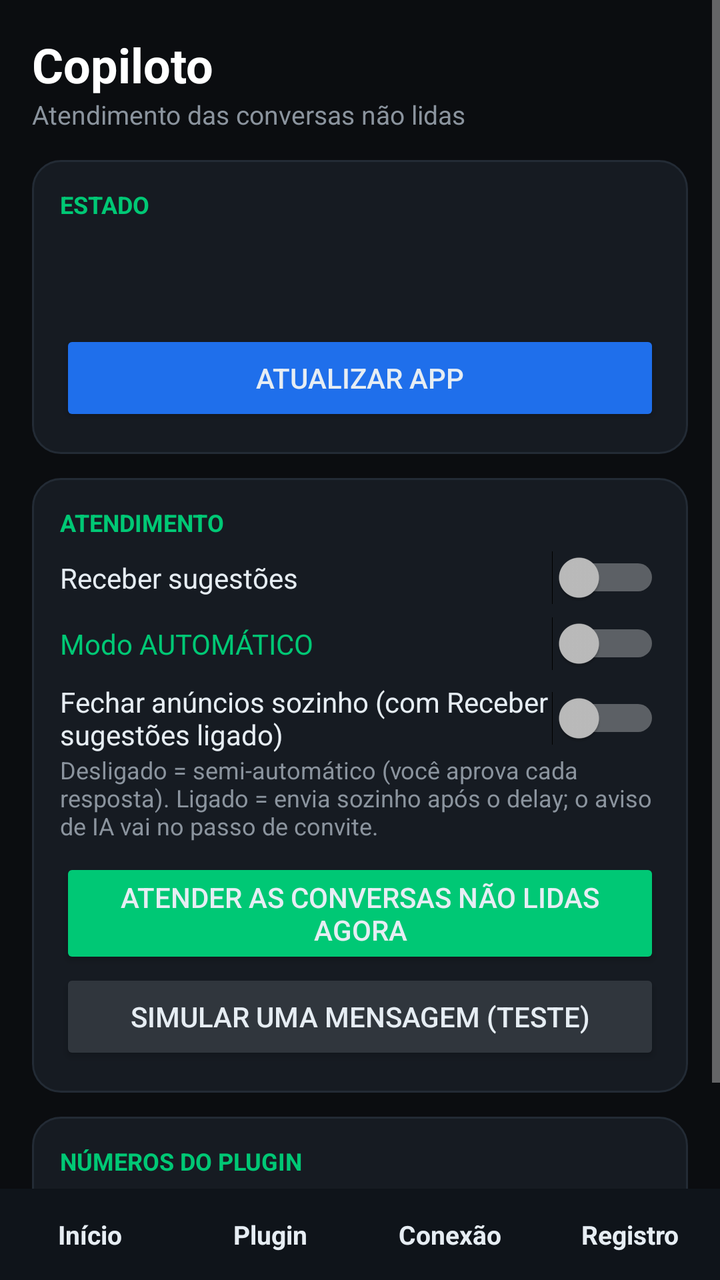
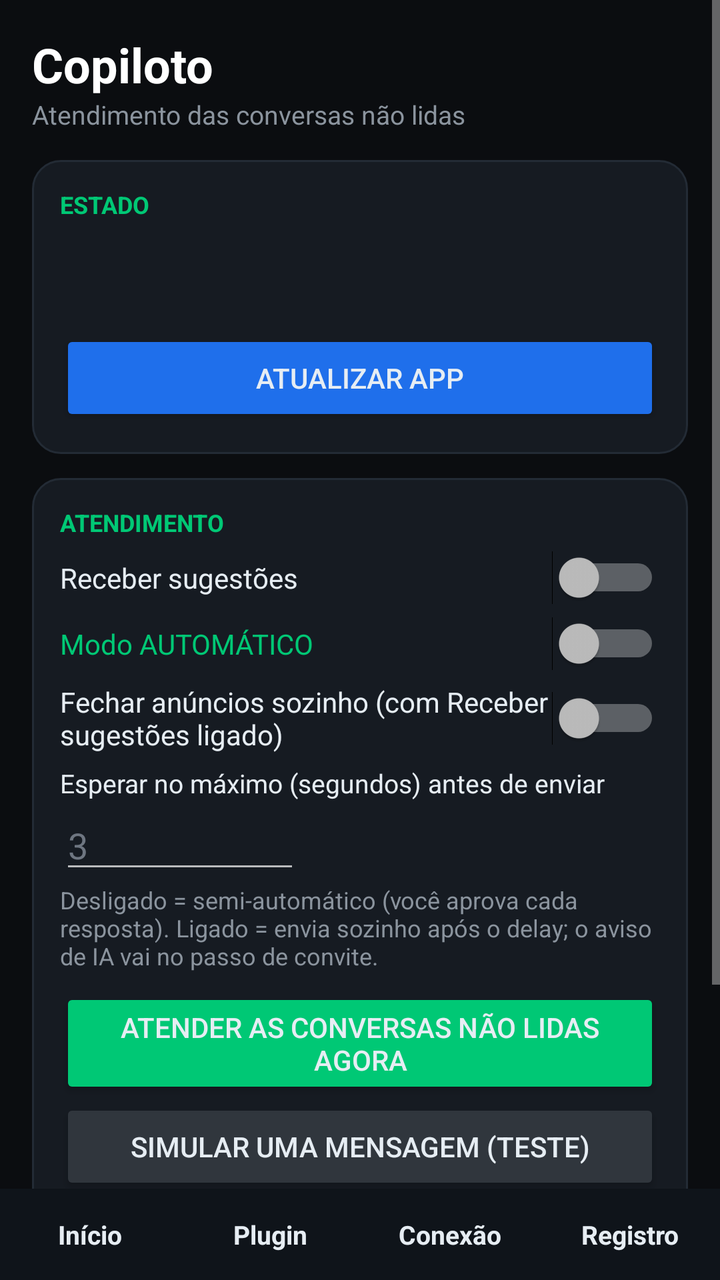

The first picture is an Android layout as it rendered before a commit; the second is the same layout after the commit. The layout source and the unified diff follow.
<!-- AndroidManifest.xml: application theme Theme.Copiloto -->
<!-- res/layout/activity_main.xml -->
<?xml version="1.0" encoding="utf-8"?>
<LinearLayout xmlns:android="http://schemas.android.com/apk/res/android"
    android:layout_width="match_parent" android:layout_height="match_parent"
    android:background="#0B0D10" android:orientation="vertical">

    <FrameLayout android:layout_width="match_parent" android:layout_height="0dp" android:layout_weight="1">

        
        <ScrollView android:id="@+id/pageHome" android:layout_width="match_parent" android:layout_height="match_parent">
            <LinearLayout android:layout_width="match_parent" android:layout_height="wrap_content"
                android:orientation="vertical" android:padding="16dp">

                <TextView android:layout_width="wrap_content" android:layout_height="wrap_content"
                    android:text="Copiloto" android:textColor="#FFFFFF" android:textSize="24sp" android:textStyle="bold" />
                <TextView android:layout_width="wrap_content" android:layout_height="wrap_content"
                    android:layout_marginBottom="14dp" android:text="Atendimento das conversas não lidas"
                    android:textColor="#8B949E" android:textSize="13sp" />

                <LinearLayout android:layout_width="match_parent" android:layout_height="wrap_content"
                    android:layout_marginBottom="12dp" android:background="@drawable/card"
                    android:orientation="vertical" android:padding="14dp">
                    <TextView android:layout_width="wrap_content" android:layout_height="wrap_content"
                        android:text="ESTADO" android:textColor="#00C875" android:textSize="12sp" android:textStyle="bold" />
                    <TextView android:id="@+id/tvVer" android:layout_width="match_parent"
                        android:layout_height="wrap_content" android:layout_marginTop="4dp"
                        android:textColor="#58A6FF" android:textSize="14sp" android:textStyle="bold" />
                    <TextView android:id="@+id/tvHealth" android:layout_width="match_parent"
                        android:layout_height="wrap_content" android:layout_marginTop="6dp"
                        android:textColor="#E6EDF3" android:textSize="13sp" />
                    <Button android:id="@+id/btUpdate" android:layout_width="match_parent"
                        android:layout_height="wrap_content" android:layout_marginTop="8dp"
                        android:backgroundTint="#1F6FEB" android:text="ATUALIZAR APP" />
                </LinearLayout>

                <LinearLayout android:layout_width="match_parent" android:layout_height="wrap_content"
                    android:layout_marginBottom="12dp" android:background="@drawable/card"
                    android:orientation="vertical" android:padding="14dp">
                    <TextView android:layout_width="wrap_content" android:layout_height="wrap_content"
                        android:text="ATENDIMENTO" android:textColor="#00C875" android:textSize="12sp" android:textStyle="bold" />
                    <Switch android:id="@+id/swAtivo" android:layout_width="match_parent"
                        android:layout_height="wrap_content" android:layout_marginTop="6dp"
                        android:text="Receber sugestões" android:textColor="#E6EDF3" />
                    <Switch android:id="@+id/swAuto" android:layout_width="match_parent"
                        android:layout_height="wrap_content" android:layout_marginTop="6dp"
                        android:text="Modo AUTOMÁTICO" android:textColor="#00C875" />
                    <Switch android:id="@+id/swAds" android:layout_width="match_parent"
                        android:layout_height="wrap_content" android:layout_marginTop="6dp"
                        android:text="Fechar anúncios sozinho (com Receber sugestões ligado)" android:textColor="#E6EDF3" />
                    <TextView android:id="@+id/tvAutoInfo" android:layout_width="match_parent"
                        android:layout_height="wrap_content" android:layout_marginBottom="8dp"
                        android:textColor="#8B949E" android:textSize="12sp"
                        android:text="Desligado = semi-automático (você aprova cada resposta). Ligado = envia sozinho após o delay; o aviso de IA vai no passo de convite." />
                    <Button android:id="@+id/btScan" android:layout_width="match_parent"
                        android:layout_height="wrap_content" android:backgroundTint="#00C875"
                        android:text="ATENDER AS CONVERSAS NÃO LIDAS AGORA" />
                    <Button android:id="@+id/btSim" android:layout_width="match_parent"
                        android:layout_height="wrap_content" android:backgroundTint="#30363D"
                        android:text="SIMULAR UMA MENSAGEM (teste)" />
                </LinearLayout>

                <LinearLayout android:layout_width="match_parent" android:layout_height="wrap_content"
                    android:layout_marginBottom="12dp" android:background="@drawable/card"
                    android:orientation="vertical" android:padding="14dp">
                    <TextView android:layout_width="wrap_content" android:layout_height="wrap_content"
                        android:text="NÚMEROS DO PLUGIN" android:textColor="#00C875" android:textSize="12sp" android:textStyle="bold" />
                    <TextView android:id="@+id/tvStats" android:layout_width="match_parent"
                        android:layout_height="wrap_content" android:layout_marginTop="4dp"
                        android:textColor="#E6EDF3" android:textSize="13sp"
                        android:text="Abra a aba Plugin para carregar." />
                </LinearLayout>
            </LinearLayout>
        </ScrollView>

        
        <ScrollView android:id="@+id/pagePlugin" android:layout_width="match_parent"
            android:layout_height="match_parent" android:visibility="gone">
            <LinearLayout android:layout_width="match_parent" android:layout_height="wrap_content"
                android:orientation="vertical" android:padding="16dp">

                <TextView android:layout_width="wrap_content" android:layout_height="wrap_content"
                    android:text="Configurar o plugin" android:textColor="#FFFFFF" android:textSize="22sp" android:textStyle="bold" />
                <TextView android:id="@+id/tvCfgStatus" android:layout_width="match_parent"
                    android:layout_height="wrap_content" android:layout_marginBottom="10dp"
                    android:textColor="#8B949E" android:textSize="13sp"
                    android:text="Tudo o que existe no painel do WordPress está aqui." />

                <Button android:id="@+id/btLoadCfg" android:layout_width="match_parent"
                    android:layout_height="wrap_content" android:backgroundTint="#30363D"
                    android:text="CARREGAR DO PLUGIN" />
                <Button android:id="@+id/btSaveCfg" android:layout_width="match_parent"
                    android:layout_height="wrap_content" android:layout_marginBottom="12dp"
                    android:backgroundTint="#00C875" android:text="SALVAR NO PLUGIN" />

                <LinearLayout android:id="@+id/llCfg" android:layout_width="match_parent"
                    android:layout_height="wrap_content" android:orientation="vertical" />

                <LinearLayout android:layout_width="match_parent" android:layout_height="wrap_content"
                    android:layout_marginTop="4dp" android:layout_marginBottom="12dp"
                    android:background="@drawable/card" android:orientation="vertical" android:padding="14dp">
                    <TextView android:layout_width="wrap_content" android:layout_height="wrap_content"
                        android:text="AÇÕES" android:textColor="#00C875" android:textSize="12sp" android:textStyle="bold" />
                    <Button android:id="@+id/btPurge" android:layout_width="match_parent"
                        android:layout_height="wrap_content" android:backgroundTint="#30363D"
                        android:text="LIMPAR REGISTROS COM MAIS DE 7 DIAS" />
                    <Button android:id="@+id/btRegenToken" android:layout_width="match_parent"
                        android:layout_height="wrap_content" android:backgroundTint="#E11D48"
                        android:text="GERAR NOVO TOKEN" />
                </LinearLayout>
            </LinearLayout>
        </ScrollView>

        
        <ScrollView android:id="@+id/pageConn" android:layout_width="match_parent"
            android:layout_height="match_parent" android:visibility="gone">
            <LinearLayout android:layout_width="match_parent" android:layout_height="wrap_content"
                android:orientation="vertical" android:padding="16dp">

                <TextView android:layout_width="wrap_content" android:layout_height="wrap_content"
                    android:layout_marginBottom="10dp" android:text="Conexão e permissões"
                    android:textColor="#FFFFFF" android:textSize="22sp" android:textStyle="bold" />

                <LinearLayout android:layout_width="match_parent" android:layout_height="wrap_content"
                    android:layout_marginBottom="12dp" android:background="@drawable/card"
                    android:orientation="vertical" android:padding="14dp">
                    <TextView android:layout_width="wrap_content" android:layout_height="wrap_content"
                        android:text="CONEXÃO COM O PLUGIN" android:textColor="#00C875" android:textSize="12sp" android:textStyle="bold" />
                    <EditText android:id="@+id/etUrl" android:layout_width="match_parent"
                        android:layout_height="wrap_content" android:hint="URL da API" android:inputType="textUri"
                        android:textColor="#E6EDF3" android:textColorHint="#6E7681" />
                    <EditText android:id="@+id/etToken" android:layout_width="match_parent"
                        android:layout_height="wrap_content" android:hint="Token secreto" android:inputType="textPassword"
                        android:textColor="#E6EDF3" android:textColorHint="#6E7681" />
                    <EditText android:id="@+id/etPkg" android:layout_width="match_parent"
                        android:layout_height="wrap_content" android:hint="Pacote do app alvo" android:inputType="text"
                        android:textColor="#E6EDF3" android:textColorHint="#6E7681" />
                    <Button android:id="@+id/btSalvar" android:layout_width="match_parent"
                        android:layout_height="wrap_content" android:backgroundTint="#00C875" android:text="SALVAR" />
                    <Button android:id="@+id/btTest" android:layout_width="match_parent"
                        android:layout_height="wrap_content" android:backgroundTint="#30363D" android:text="TESTAR CONEXÃO API" />
                    <Button android:id="@+id/btUsePkg" android:layout_width="match_parent"
                        android:layout_height="wrap_content" android:backgroundTint="#30363D"
                        android:text="USAR PACOTE DA ÚLTIMA NOTIFICAÇÃO" />
                </LinearLayout>

                <LinearLayout android:layout_width="match_parent" android:layout_height="wrap_content"
                    android:layout_marginBottom="12dp" android:background="@drawable/card"
                    android:orientation="vertical" android:padding="14dp">
                    <TextView android:layout_width="wrap_content" android:layout_height="wrap_content"
                        android:text="PERMISSÕES" android:textColor="#00C875" android:textSize="12sp" android:textStyle="bold" />
                    <TextView android:id="@+id/tvPerm" android:layout_width="match_parent"
                        android:layout_height="wrap_content" android:layout_marginTop="4dp"
                        android:textColor="#E6EDF3" android:textSize="13sp" />
                    <Button android:id="@+id/btAcc" android:layout_width="match_parent"
                        android:layout_height="wrap_content" android:backgroundTint="#30363D"
                        android:text="1) ATIVAR ENVIO PELA TELA (acessibilidade)" />
                    <Button android:id="@+id/btNotif" android:layout_width="match_parent"
                        android:layout_height="wrap_content" android:backgroundTint="#30363D"
                        android:text="2) ACESSO ÀS NOTIFICAÇÕES" />
                    <Button android:id="@+id/btOverlay" android:layout_width="match_parent"
                        android:layout_height="wrap_content" android:backgroundTint="#30363D"
                        android:text="3) SOBREPOR A OUTROS APPS" />
                    <Button android:id="@+id/btBattery" android:layout_width="match_parent"
                        android:layout_height="wrap_content" android:backgroundTint="#30363D"
                        android:text="4) IGNORAR OTIMIZAÇÃO DE BATERIA" />
                </LinearLayout>
            </LinearLayout>
        </ScrollView>

        
        <ScrollView android:id="@+id/pageLog" android:layout_width="match_parent"
            android:layout_height="match_parent" android:visibility="gone">
            <LinearLayout android:layout_width="match_parent" android:layout_height="wrap_content"
                android:orientation="vertical" android:padding="16dp">

                <TextView android:layout_width="wrap_content" android:layout_height="wrap_content"
                    android:layout_marginBottom="10dp" android:text="Registro"
                    android:textColor="#FFFFFF" android:textSize="22sp" android:textStyle="bold" />

                <LinearLayout android:layout_width="match_parent" android:layout_height="wrap_content"
                    android:layout_marginBottom="12dp" android:background="@drawable/card"
                    android:orientation="vertical" android:padding="14dp">
                    <TextView android:layout_width="wrap_content" android:layout_height="wrap_content"
                        android:text="DIAGNÓSTICO (o que o app está vendo)" android:textColor="#F5A524"
                        android:textSize="12sp" android:textStyle="bold" />
                    <TextView android:id="@+id/tvDiag" android:layout_width="match_parent"
                        android:layout_height="wrap_content" android:layout_marginTop="6dp"
                        android:textColor="#C9D1D9" android:textSize="11sp"
                        android:text="Nada ainda. Se continuar vazio com mensagens chegando, falta o acesso às notificações." />
                </LinearLayout>

                <LinearLayout android:layout_width="match_parent" android:layout_height="wrap_content"
                    android:layout_marginBottom="12dp" android:background="@drawable/card"
                    android:orientation="vertical" android:padding="14dp">
                    <TextView android:layout_width="wrap_content" android:layout_height="wrap_content"
                        android:text="ÚLTIMAS SUGESTÕES" android:textColor="#00C875" android:textSize="12sp" android:textStyle="bold" />
                    <TextView android:id="@+id/tvHist" android:layout_width="match_parent"
                        android:layout_height="wrap_content" android:layout_marginTop="6dp"
                        android:textColor="#E6EDF3" android:textSize="13sp" android:text="—" />
                </LinearLayout>
            </LinearLayout>
        </ScrollView>
    </FrameLayout>

    
    <LinearLayout android:layout_width="match_parent" android:layout_height="wrap_content"
        android:background="#0F141A" android:orientation="horizontal">
        <TextView android:id="@+id/tabHome" android:layout_width="0dp" android:layout_height="wrap_content"
            android:layout_weight="1" android:gravity="center" android:padding="14dp"
            android:text="Início" android:textSize="13sp" android:textStyle="bold" />
        <TextView android:id="@+id/tabPlugin" android:layout_width="0dp" android:layout_height="wrap_content"
            android:layout_weight="1" android:gravity="center" android:padding="14dp"
            android:text="Plugin" android:textSize="13sp" android:textStyle="bold" />
        <TextView android:id="@+id/tabConn" android:layout_width="0dp" android:layout_height="wrap_content"
            android:layout_weight="1" android:gravity="center" android:padding="14dp"
            android:text="Conexão" android:textSize="13sp" android:textStyle="bold" />
        <TextView android:id="@+id/tabLog" android:layout_width="0dp" android:layout_height="wrap_content"
            android:layout_weight="1" android:gravity="center" android:padding="14dp"
            android:text="Registro" android:textSize="13sp" android:textStyle="bold" />
    </LinearLayout>
</LinearLayout>
<!-- resources referenced by this layout -->
<resources>
  <!-- drawable card (drawable) -->
  <?xml version="1.0" encoding="utf-8"?>
  <shape xmlns:android="http://schemas.android.com/apk/res/android" android:shape="rectangle">
      <solid android:color="#161B22" />
      <corners android:radius="14dp" />
      <stroke android:width="1dp" android:color="#232B35" />
  </shape>
  <style name="Theme.Copiloto" parent="Theme.AppCompat.NoActionBar">
          <item name="android:windowBackground">#0B0D10</item>
          <item name="android:textColor">#E6EDF3</item>
          <item name="android:statusBarColor">#0B0D10</item>
      </style>
</resources>

<!-- the commit's change to res/layout/activity_main.xml (unified diff, before → after) -->
@@ -46,6 +46,12 @@
                     <Switch android:id="@+id/swAds" android:layout_width="match_parent"
                         android:layout_height="wrap_content" android:layout_marginTop="6dp"
                         android:text="Fechar anúncios sozinho (com Receber sugestões ligado)" android:textColor="#E6EDF3" />
+                    <TextView android:layout_width="match_parent" android:layout_height="wrap_content"
+                        android:layout_marginTop="6dp" android:textColor="#E6EDF3" android:textSize="13sp"
+                        android:text="Esperar no máximo (segundos) antes de enviar" />
+                    <EditText android:id="@+id/etMaxDelay" android:layout_width="120dp"
+                        android:layout_height="wrap_content" android:inputType="number"
+                        android:textColor="#E6EDF3" android:hint="3" android:textColorHint="#6E7681" />
                     <TextView android:id="@+id/tvAutoInfo" android:layout_width="match_parent"
                         android:layout_height="wrap_content" android:layout_marginBottom="8dp"
                         android:textColor="#8B949E" android:textSize="12sp"
